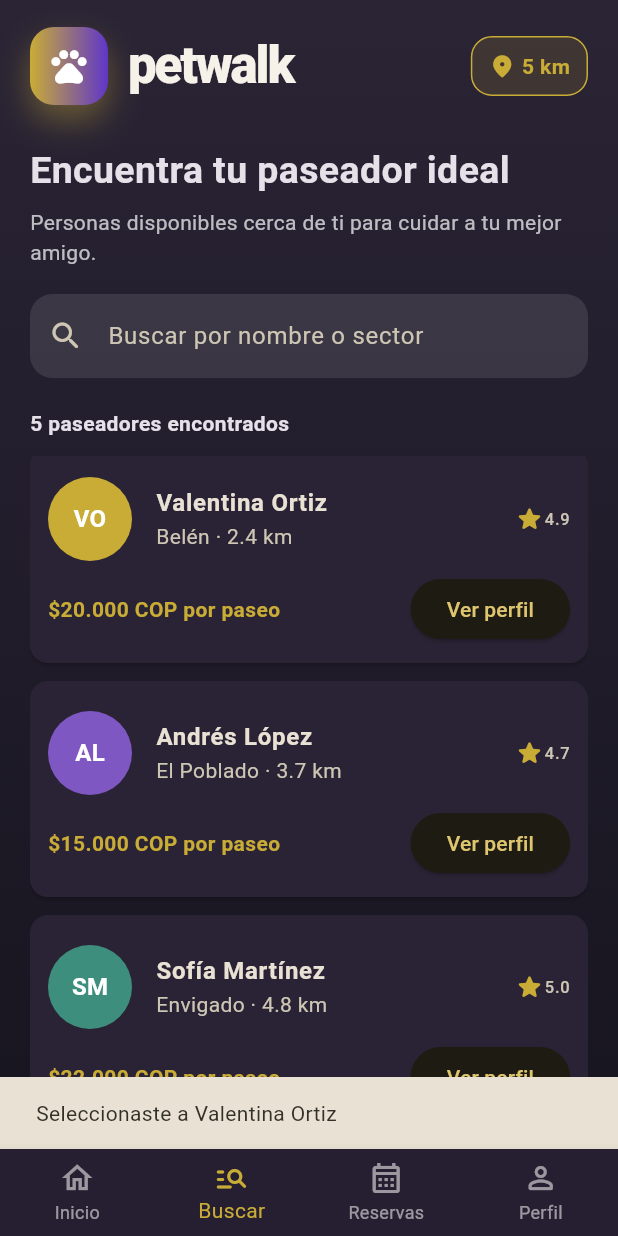
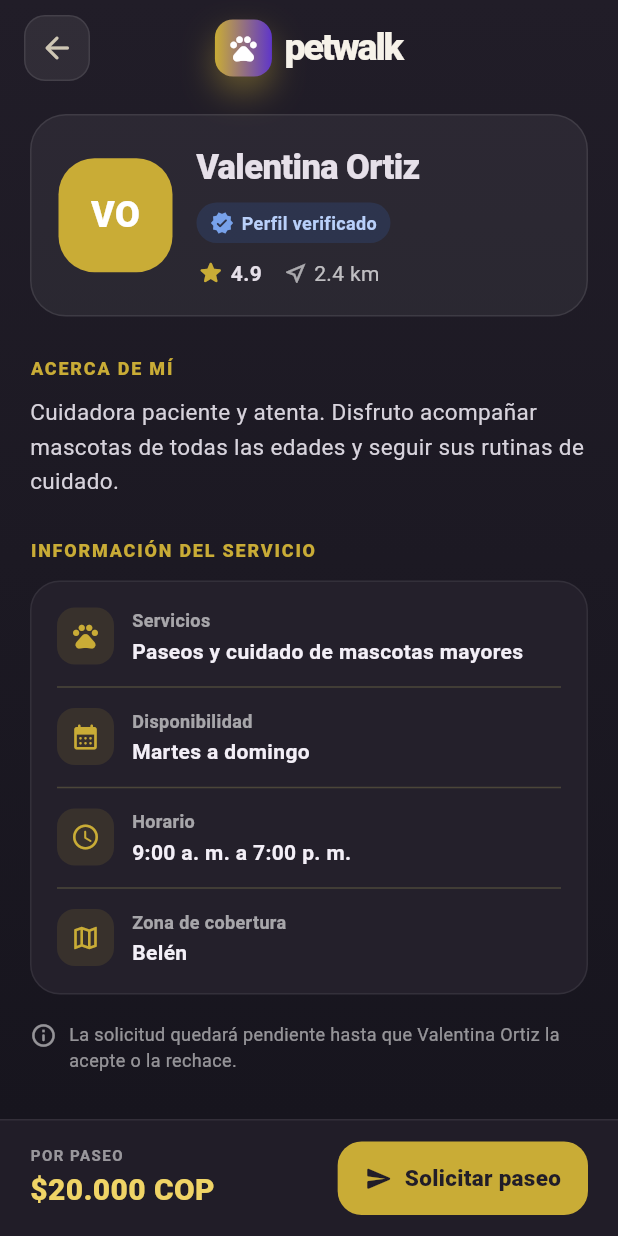
Before and after one commit to bdgomez/PetWalk-Especificaciones, a Flutter app: the MainNavigationPage screen opened directly, scrolled down 318 dp, after a tap on "Ver perfil", on a phone screen of 412 x 824 dp. Run offline on Flutter 3.47's test engine with Material 3 defaults, Android fonts, the phone set to English and light mode, and no system bars.

Commit message:
Feature: Página para ver las especificaciones del paseador

```diff
--- a/lib/pages/search_walkers_page.dart
+++ b/lib/pages/search_walkers_page.dart
@@ -1,6 +1,7 @@
 import 'package:flutter/material.dart';
 
 import '../widgets/petwalk_logo.dart';
+import 'walker_detail_page.dart';
 
 class SearchWalkersPage extends StatelessWidget {
   const SearchWalkersPage({super.key});
@@ -16,6 +17,11 @@ class SearchWalkersPage extends StatelessWidget {
         'precio': '18.000',
         'iniciales': 'LG',
         'color': const Color(0xFF5F36C9),
+        'descripcion':
+            'Me encanta compartir con los perros y cuidar cada detalle durante sus paseos. Tengo experiencia con mascotas pequeñas y medianas.',
+        'servicios': 'Paseos individuales y cuidado por horas',
+        'horario': '8:00 a. m. a 6:00 p. m.',
+        'disponibilidad': 'Lunes a sábado',
       },
       {
         'nombre': 'Carlos Ruiz',
@@ -25,6 +31,11 @@ class SearchWalkersPage extends StatelessWidget {
         'precio': '16.000',
         'iniciales': 'CR',
         'color': const Color(0xFF366CC9),
+        'descripcion':
+            'Paseador responsable con experiencia en perros activos. Me enfoco en recorridos seguros, ejercicio y bienestar.',
+        'servicios': 'Paseos individuales y grupales',
+        'horario': '6:00 a. m. a 4:00 p. m.',
+        'disponibilidad': 'Lunes a viernes',
       },
       {
         'nombre': 'Valentina Ortiz',
@@ -34,6 +45,11 @@ class SearchWalkersPage extends StatelessWidget {
         'precio': '20.000',
         'iniciales': 'VO',
         'color': const Color(0xFFC9AC36),
+        'descripcion':
+            'Cuidadora paciente y atenta. Disfruto acompañar mascotas de todas las edades y seguir sus rutinas de cuidado.',
+        'servicios': 'Paseos y cuidado de mascotas mayores',
+        'horario': '9:00 a. m. a 7:00 p. m.',
+        'disponibilidad': 'Martes a domingo',
       },
       {
         'nombre': 'Andrés López',
@@ -43,6 +59,11 @@ class SearchWalkersPage extends StatelessWidget {
         'precio': '15.000',
         'iniciales': 'AL',
         'color': const Color(0xFF7E57C2),
+        'descripcion':
+            'Apasionado por el ejercicio y los animales. Ofrezco paseos tranquilos o recorridos con mayor actividad.',
+        'servicios': 'Paseos, ejercicio y visitas a domicilio',
+        'horario': '7:00 a. m. a 5:00 p. m.',
+        'disponibilidad': 'Todos los días',
       },
       {
         'nombre': 'Sofía Martínez',
@@ -52,6 +73,11 @@ class SearchWalkersPage extends StatelessWidget {
         'precio': '22.000',
         'iniciales': 'SM',
         'color': const Color(0xFF3E8E7E),
+        'descripcion':
+            'Tengo experiencia cuidando perros con necesidades especiales. Mi prioridad es que se sientan cómodos y seguros.',
+        'servicios': 'Paseos y cuidados especiales',
+        'horario': '8:00 a. m. a 8:00 p. m.',
+        'disponibilidad': 'Miércoles a domingo',
       },
     ];
 
@@ -194,10 +220,28 @@ class SearchWalkersPage extends StatelessWidget {
                                 ),
                                 ElevatedButton(
                                   onPressed: () {
-                                    ScaffoldMessenger.of(context).showSnackBar(
-                                      SnackBar(
-                                        content: Text(
-                                          'Seleccionaste a ${walker['nombre']}',
+                                    Navigator.push(
+                                      context,
+                                      MaterialPageRoute<void>(
+                                        builder: (context) => WalkerDetailPage(
+                                          name: walker['nombre'].toString(),
+                                          sector: walker['sector'].toString(),
+                                          distance: walker['distancia']
+                                              .toString(),
+                                          rating: walker['calificacion']
+                                              .toString(),
+                                          price: walker['precio'].toString(),
+                                          initials: walker['iniciales']
+                                              .toString(),
+                                          color: walker['color'] as Color,
+                                          description: walker['descripcion']
+                                              .toString(),
+                                          services: walker['servicios']
+                                              .toString(),
+                                          schedule: walker['horario']
+                                              .toString(),
+                                          availability: walker['disponibilidad']
+                                              .toString(),
                                         ),
                                       ),
                                     );
--- /dev/null
+++ b/lib/pages/walker_detail_page.dart
@@ -0,0 +1,441 @@
+import 'package:flutter/material.dart';
+
+import '../widgets/petwalk_logo.dart';
+
+class WalkerDetailPage extends StatelessWidget {
+  // El constructor recibe la información del paseador seleccionado
+  // desde la pantalla de búsqueda.
+  const WalkerDetailPage({
+    super.key,
+    required this.name,
+    required this.sector,
+    required this.distance,
+    required this.rating,
+    required this.price,
+    required this.initials,
+    required this.color,
+    required this.description,
+    required this.services,
+    required this.schedule,
+    required this.availability,
+  });
+
+  // Datos que se mostrarán en el perfil.
+  final String name;
+  final String sector;
+  final String distance;
+  final String rating;
+  final String price;
+  final String initials;
+  final Color color;
+  final String description;
+  final String services;
+  final String schedule;
+  final String availability;
+
+  @override
+  Widget build(BuildContext context) {
+    // Scaffold organiza el contenido principal y la barra inferior fija.
+    return Scaffold(
+      backgroundColor: const Color(0xFF17151E),
+
+      // Fondo general de la pantalla.
+      body: Container(
+        decoration: const BoxDecoration(
+          gradient: LinearGradient(
+            begin: Alignment.topCenter,
+            end: Alignment.bottomCenter,
+            colors: [Color(0xFF211D28), Color(0xFF17151E)],
+          ),
+        ),
+        child: SafeArea(
+          bottom: false,
+          child: Column(
+            children: [
+              // Encabezado personalizado con el botón para volver
+              // y el logo compacto de PetWalk.
+              Padding(
+                padding: const EdgeInsets.fromLTRB(16, 10, 16, 10),
+                child: Row(
+                  children: [
+                    Container(
+                      width: 44,
+                      height: 44,
+                      decoration: BoxDecoration(
+                        color: Colors.white.withValues(alpha: 0.07),
+                        borderRadius: BorderRadius.circular(14),
+                        border: Border.all(
+                          color: Colors.white.withValues(alpha: 0.09),
+                        ),
+                      ),
+                      child: IconButton(
+                        tooltip: 'Volver',
+                        onPressed: () {
+                          Navigator.pop(context);
+                        },
+                        icon: const Icon(Icons.arrow_back_rounded),
+                      ),
+                    ),
+                    const Expanded(
+                      child: Center(child: PetWalkLogo(compact: true)),
+                    ),
+                    const SizedBox(width: 44),
+                  ],
+                ),
+              ),
+              Expanded(
+                // Permite desplazar el contenido si la pantalla es pequeña.
+                child: SingleChildScrollView(
+                  padding: const EdgeInsets.fromLTRB(20, 12, 20, 28),
+                  child: Column(
+                    crossAxisAlignment: CrossAxisAlignment.start,
+                    children: [
+                      // Tarjeta principal con avatar, nombre, verificación,
+                      // calificación y distancia del paseador.
+                      Container(
+                        width: double.infinity,
+                        padding: const EdgeInsets.all(18),
+                        decoration: BoxDecoration(
+                          color: Colors.white.withValues(alpha: 0.055),
+                          borderRadius: BorderRadius.circular(24),
+                          border: Border.all(
+                            color: Colors.white.withValues(alpha: 0.09),
+                          ),
+                        ),
+                        child: Row(
+                          children: [
+                            Container(
+                              width: 76,
+                              height: 76,
+                              alignment: Alignment.center,
+                              decoration: BoxDecoration(
+                                color: color,
+                                borderRadius: BorderRadius.circular(24),
+                              ),
+                              child: Text(
+                                initials,
+                                style: const TextStyle(
+                                  color: Colors.white,
+                                  fontSize: 24,
+                                  fontWeight: FontWeight.w800,
+                                ),
+                              ),
+                            ),
+                            const SizedBox(width: 16),
+                            Expanded(
+                              child: Column(
+                                crossAxisAlignment: CrossAxisAlignment.start,
+                                children: [
+                                  Text(
+                                    name,
+                                    style: const TextStyle(
+                                      fontSize: 23,
+                                      fontWeight: FontWeight.w800,
+                                      letterSpacing: -0.4,
+                                    ),
+                                  ),
+                                  const SizedBox(height: 7),
+                                  Container(
+                                    padding: const EdgeInsets.symmetric(
+                                      horizontal: 9,
+                                      vertical: 5,
+                                    ),
+                                    decoration: BoxDecoration(
+                                      color: const Color(
+                                        0xFF366CC9,
+                                      ).withValues(alpha: 0.18),
+                                      borderRadius: BorderRadius.circular(20),
+                                    ),
+                                    child: const Row(
+                                      mainAxisSize: MainAxisSize.min,
+                                      children: [
+                                        Icon(
+                                          Icons.verified_rounded,
+                                          color: Color(0xFF78A2EB),
+                                          size: 16,
+                                        ),
+                                        SizedBox(width: 5),
+                                        Text(
+                                          'Perfil verificado',
+                                          style: TextStyle(
+                                            color: Color(0xFFB9D0FA),
+                                            fontSize: 12,
+                                            fontWeight: FontWeight.bold,
+                                          ),
+                                        ),
+                                      ],
+                                    ),
+                                  ),
+                                  const SizedBox(height: 10),
+                                  Row(
+                                    children: [
+                                      const Icon(
+                                        Icons.star_rounded,
+                                        color: Color(0xFFC9AC36),
+                                        size: 19,
+                                      ),
+                                      Text(
+                                        ' $rating',
+                                        style: const TextStyle(
+                                          fontWeight: FontWeight.bold,
+                                        ),
+                                      ),
+                                      const SizedBox(width: 14),
+                                      const Icon(
+                                        Icons.near_me_outlined,
+                                        color: Colors.white60,
+                                        size: 17,
+                                      ),
+                                      Text(
+                                        ' $distance',
+                                        style: const TextStyle(
+                                          color: Colors.white70,
+                                        ),
+                                      ),
+                                    ],
+                                  ),
+                                ],
+                              ),
+                            ),
+                          ],
+                        ),
+                      ),
+                      const SizedBox(height: 26),
+
+                      // Descripción personal del paseador.
+                      const Text(
+                        'ACERCA DE MÍ',
+                        style: TextStyle(
+                          color: Color(0xFFC9AC36),
+                          fontSize: 12,
+                          fontWeight: FontWeight.w800,
+                          letterSpacing: 1.2,
+                        ),
+                      ),
+                      const SizedBox(height: 9),
+                      Text(
+                        description,
+                        style: const TextStyle(
+                          color: Color(0xFFD7D3DC),
+                          height: 1.55,
+                          fontSize: 15,
+                        ),
+                      ),
+                      const SizedBox(height: 26),
+
+                      // Información relacionada con la prestación del servicio.
+                      const Text(
+                        'INFORMACIÓN DEL SERVICIO',
+                        style: TextStyle(
+                          color: Color(0xFFC9AC36),
+                          fontSize: 12,
+                          fontWeight: FontWeight.w800,
+                          letterSpacing: 1.2,
+                        ),
+                      ),
+                      const SizedBox(height: 12),
+                      Container(
+                        padding: const EdgeInsets.all(17),
+                        decoration: BoxDecoration(
+                          color: const Color(0xFF24202B),
+                          borderRadius: BorderRadius.circular(20),
+                          border: Border.all(
+                            color: Colors.white.withValues(alpha: 0.07),
+                          ),
+                        ),
+                        child: Column(
+                          children: [
+                            _InformationRow(
+                              icon: Icons.pets_rounded,
+                              title: 'Servicios',
+                              value: services,
+                            ),
+                            const Divider(height: 28),
+                            _InformationRow(
+                              icon: Icons.calendar_month_rounded,
+                              title: 'Disponibilidad',
+                              value: availability,
+                            ),
+                            const Divider(height: 28),
+                            _InformationRow(
+                              icon: Icons.schedule_rounded,
+                              title: 'Horario',
+                              value: schedule,
+                            ),
+                            const Divider(height: 28),
+                            _InformationRow(
+                              icon: Icons.map_outlined,
+                              title: 'Zona de cobertura',
+                              value: sector,
+                            ),
+                          ],
+                        ),
+                      ),
+                      const SizedBox(height: 18),
+
+                      // Explica qué sucede después de enviar la solicitud.
+                      Row(
+                        crossAxisAlignment: CrossAxisAlignment.start,
+                        children: [
+                          const Icon(
+                            Icons.info_outline_rounded,
+                            size: 18,
+                            color: Colors.white54,
+                          ),
+                          const SizedBox(width: 8),
+                          Expanded(
+                            child: Text(
+                              'La solicitud quedará pendiente hasta que $name la acepte o la rechace.',
+                              style: const TextStyle(
+                                color: Colors.white54,
+                                fontSize: 12,
+                                height: 1.4,
+                              ),
+                            ),
+                          ),
+                        ],
+                      ),
+                    ],
+                  ),
+                ),
+              ),
+            ],
+          ),
+        ),
+      ),
+
+      // Barra fija que muestra la tarifa y la acción principal.
+      bottomNavigationBar: Container(
+        padding: const EdgeInsets.fromLTRB(20, 14, 20, 14),
+        decoration: BoxDecoration(
+          color: const Color(0xFF211D28),
+          border: Border(
+            top: BorderSide(color: Colors.white.withValues(alpha: 0.08)),
+          ),
+        ),
+        child: SafeArea(
+          top: false,
+          child: Row(
+            children: [
+              Expanded(
+                child: Column(
+                  mainAxisSize: MainAxisSize.min,
+                  crossAxisAlignment: CrossAxisAlignment.start,
+                  children: [
+                    const Text(
+                      'POR PASEO',
+                      style: TextStyle(
+                        color: Colors.white54,
+                        fontSize: 10,
+                        fontWeight: FontWeight.bold,
+                        letterSpacing: 1,
+                      ),
+                    ),
+                    const SizedBox(height: 2),
+                    Text(
+                      '\$$price COP',
+                      style: const TextStyle(
+                        color: Color(0xFFF0D466),
+                        fontSize: 20,
+                        fontWeight: FontWeight.w800,
+                      ),
+                    ),
+                  ],
+                ),
+              ),
+
+              // Envía una solicitud simulada y muestra la confirmación.
+              ElevatedButton.icon(
+                onPressed: () {
+                  ScaffoldMessenger.of(context).showSnackBar(
+                    SnackBar(
+                      content: Text(
+                        'Solicitud enviada a $name. Tendrá hasta 24 horas para responder.',
+                      ),
+                    ),
+                  );
+                },
+                icon: const Icon(Icons.send_rounded, size: 19),
+                label: const Text('Solicitar paseo'),
+                style: ElevatedButton.styleFrom(
+                  padding: const EdgeInsets.symmetric(
+                    horizontal: 18,
+                    vertical: 15,
+                  ),
+                  backgroundColor: const Color(0xFFC9AC36),
+                  foregroundColor: const Color(0xFF211D28),
+                  elevation: 0,
+                  textStyle: const TextStyle(
+                    fontSize: 15,
+                    fontWeight: FontWeight.w800,
+                    letterSpacing: 0.2,
+                  ),
+                  shape: RoundedRectangleBorder(
+                    borderRadius: BorderRadius.circular(16),
+                  ),
+                ),
+              ),
+            ],
+          ),
+        ),
+      ),
+    );
+  }
+}
+
+// Componente reutilizable para mostrar un dato del servicio
+// acompañado por su icono, título y valor.
+class _InformationRow extends StatelessWidget {
+  const _InformationRow({
+    required this.icon,
+    required this.title,
+    required this.value,
+  });
+
+  final IconData icon;
+  final String title;
+  final String value;
+
+  @override
+  Widget build(BuildContext context) {
+    return Row(
+      crossAxisAlignment: CrossAxisAlignment.start,
+      children: [
+        Container(
+          width: 38,
+          height: 38,
+          decoration: BoxDecoration(
+            color: const Color(0xFFC9AC36).withValues(alpha: 0.12),
+            borderRadius: BorderRadius.circular(12),
+          ),
+          child: Icon(icon, color: const Color(0xFFC9AC36), size: 20),
+        ),
+        const SizedBox(width: 12),
+        Expanded(
+          child: Column(
+            crossAxisAlignment: CrossAxisAlignment.start,
+            children: [
+              Text(
+                title,
+                style: const TextStyle(
+                  color: Colors.white60,
+                  fontSize: 12,
+                  fontWeight: FontWeight.w600,
+                ),
+              ),
+              const SizedBox(height: 3),
+              Text(
+                value,
+                style: const TextStyle(
+                  color: Color(0xFFF3EFF7),
+                  fontWeight: FontWeight.w600,
+                  height: 1.35,
+                ),
+              ),
+            ],
+          ),
+        ),
+      ],
+    );
+  }
+}
--- a/lib/widgets/petwalk_logo.dart
+++ b/lib/widgets/petwalk_logo.dart
@@ -1,22 +1,28 @@
 import 'package:flutter/material.dart';
 
 class PetWalkLogo extends StatelessWidget {
-  const PetWalkLogo({super.key});
+  const PetWalkLogo({super.key, this.compact = false});
+
+  final bool compact;
 
   @override
   Widget build(BuildContext context) {
+    final logoSize = compact ? 38.0 : 52.0;
+    final iconSize = compact ? 21.0 : 28.0;
+    final textSize = compact ? 25.0 : 34.0;
+
     return Row(
       mainAxisSize: MainAxisSize.min,
       mainAxisAlignment: MainAxisAlignment.center,
       children: [
         Container(
-          width: 52,
-          height: 52,
+          width: logoSize,
+          height: logoSize,
           decoration: BoxDecoration(
             gradient: const LinearGradient(
               colors: [Color(0xFFC9AC36), Color(0xFF5F36C9)],
             ),
-            borderRadius: BorderRadius.circular(16),
+            borderRadius: BorderRadius.circular(compact ? 12 : 16),
             boxShadow: [
               BoxShadow(
                 color: const Color(0xFFC9AC36).withValues(alpha: 0.4),
@@ -25,13 +31,13 @@ class PetWalkLogo extends StatelessWidget {
               ),
             ],
           ),
-          child: const Icon(Icons.pets_rounded, color: Colors.white, size: 28),
+          child: Icon(Icons.pets_rounded, color: Colors.white, size: iconSize),
         ),
-        const SizedBox(width: 14),
-        const Text(
+        SizedBox(width: compact ? 9 : 14),
+        Text(
           'petwalk',
           style: TextStyle(
-            fontSize: 34,
+            fontSize: textSize,
             fontWeight: FontWeight.w800,
             letterSpacing: -1.4,
             color: Color(0xFFF6F2E9),
```
